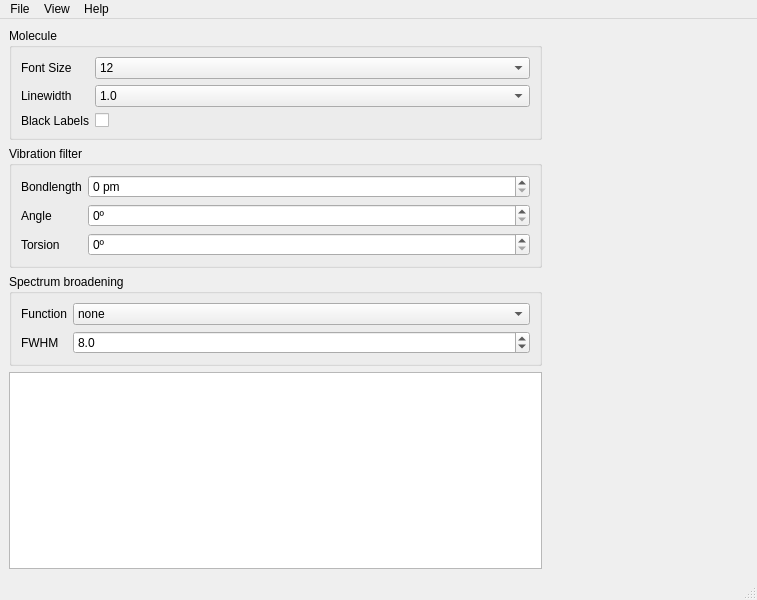
christianwick/vibeplot, file qvibeplot.ui: the form before one commit.
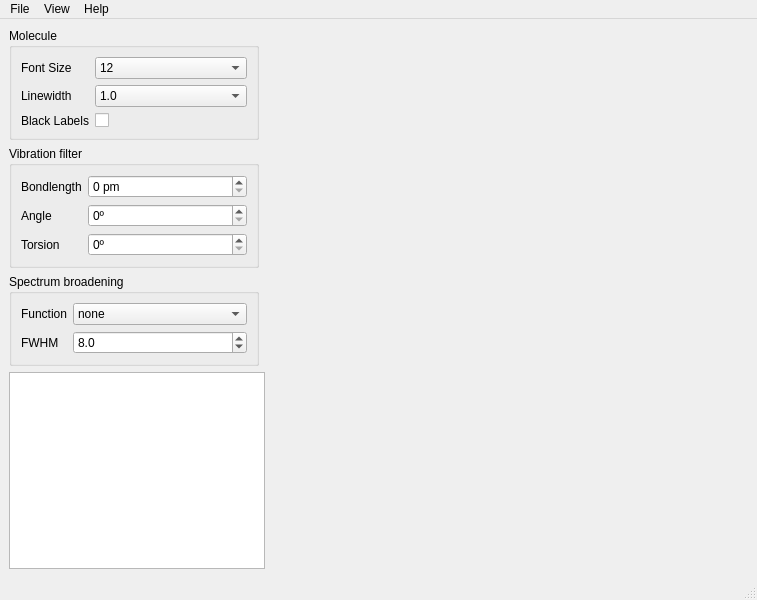
The form after the commit. Custom widgets are drawn as their Qt base class.

The edit to the form file:
```diff
--- a/qvibeplot.ui
+++ b/qvibeplot.ui
@@ -19,6 +19,18 @@
      <layout class="QVBoxLayout" name="leftVLayout">
       <item>
        <widget class="QGroupBox" name="moleculeGB">
+        <property name="sizePolicy">
+         <sizepolicy hsizetype="Fixed" vsizetype="Fixed">
+          <horstretch>0</horstretch>
+          <verstretch>0</verstretch>
+         </sizepolicy>
+        </property>
+        <property name="minimumSize">
+         <size>
+          <width>250</width>
+          <height>0</height>
+         </size>
+        </property>
         <property name="title">
          <string>Molecule</string>
         </property>
@@ -160,6 +172,18 @@
       </item>
       <item>
        <widget class="QGroupBox" name="vibrationGB">
+        <property name="sizePolicy">
+         <sizepolicy hsizetype="Fixed" vsizetype="Fixed">
+          <horstretch>0</horstretch>
+          <verstretch>0</verstretch>
+         </sizepolicy>
+        </property>
+        <property name="minimumSize">
+         <size>
+          <width>250</width>
+          <height>0</height>
+         </size>
+        </property>
         <property name="title">
          <string>Vibration filter</string>
         </property>
@@ -247,6 +271,18 @@
       </item>
       <item>
        <widget class="QGroupBox" name="spectrumGB">
+        <property name="sizePolicy">
+         <sizepolicy hsizetype="Fixed" vsizetype="Minimum">
+          <horstretch>0</horstretch>
+          <verstretch>0</verstretch>
+         </sizepolicy>
+        </property>
+        <property name="minimumSize">
+         <size>
+          <width>250</width>
+          <height>0</height>
+         </size>
+        </property>
         <property name="title">
          <string>Spectrum broadening</string>
         </property>
@@ -263,6 +299,9 @@
          </item>
          <item row="0" column="1">
           <widget class="QComboBox" name="broadeningComboBox">
+           <property name="currentIndex">
+            <number>0</number>
+           </property>
            <item>
             <property name="text">
              <string>none</string>
@@ -308,6 +347,18 @@
       </item>
       <item>
        <widget class="QListWidget" name="frequencyList">
+        <property name="sizePolicy">
+         <sizepolicy hsizetype="Fixed" vsizetype="Expanding">
+          <horstretch>0</horstretch>
+          <verstretch>0</verstretch>
+         </sizepolicy>
+        </property>
+        <property name="minimumSize">
+         <size>
+          <width>250</width>
+          <height>0</height>
+         </size>
+        </property>
         <property name="sortingEnabled">
          <bool>true</bool>
         </property>
```
